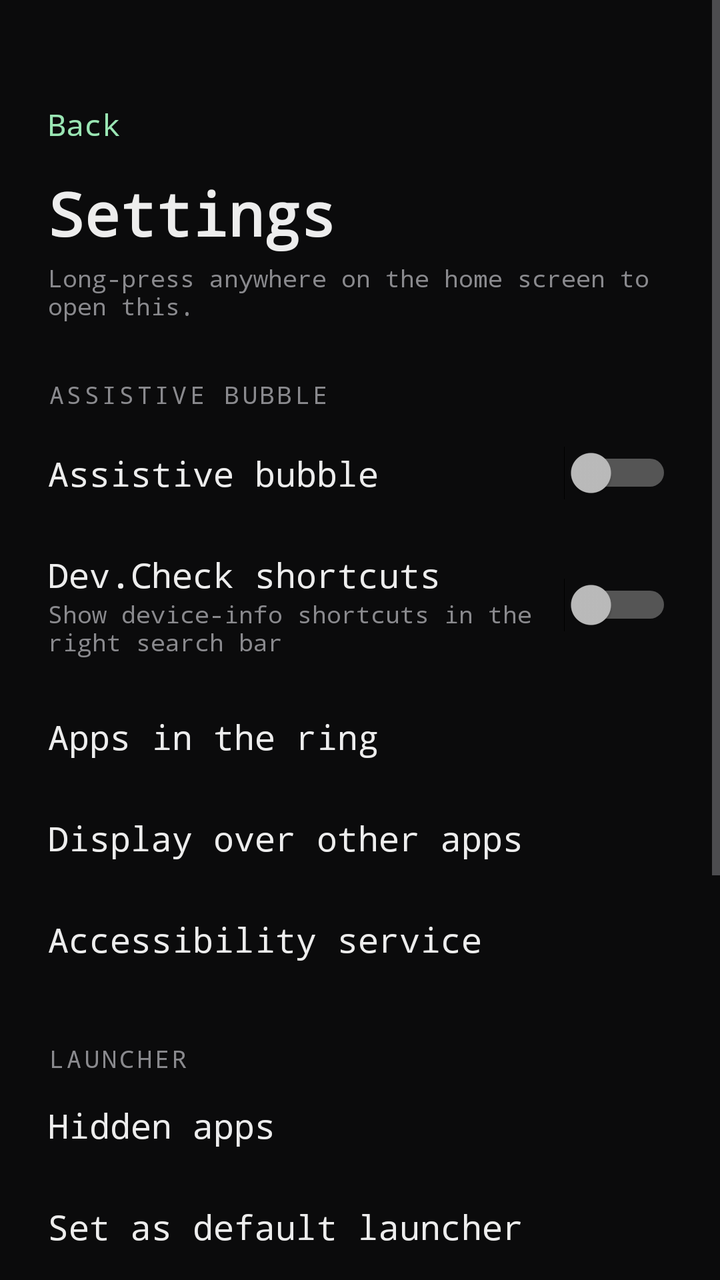
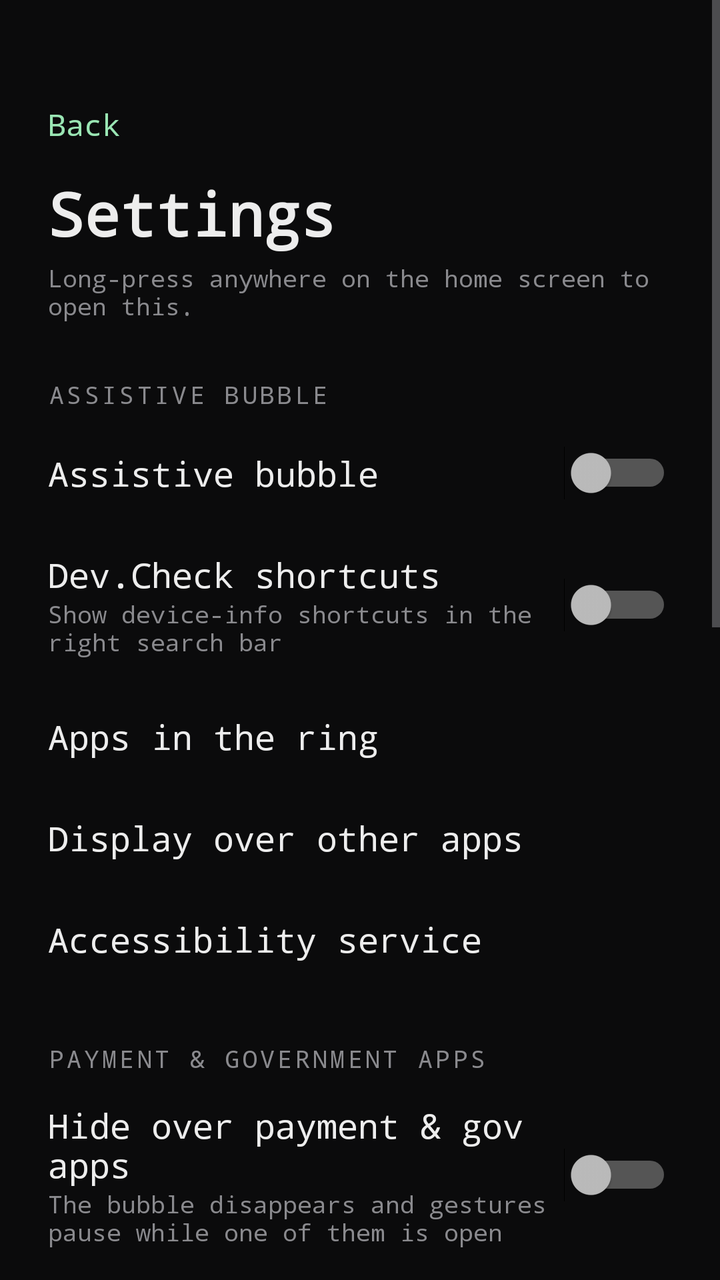

Two renders of the same Android screen: before a commit and after it. Below are the layout's source before the change and the commit's diff.
<!-- AndroidManifest.xml: activity theme Theme.LowDistraction -->
<!-- res/layout/activity_settings.xml -->
<?xml version="1.0" encoding="utf-8"?>
<ScrollView xmlns:android="http://schemas.android.com/apk/res/android"
    android:layout_width="match_parent"
    android:layout_height="match_parent"
    android:background="@color/background"
    android:fillViewport="true">

    <LinearLayout
        android:layout_width="match_parent"
        android:layout_height="wrap_content"
        android:orientation="vertical"
        android:paddingStart="24dp"
        android:paddingTop="44dp"
        android:paddingEnd="24dp"
        android:paddingBottom="40dp">

        <TextView
            android:id="@+id/back"
            android:layout_width="wrap_content"
            android:layout_height="wrap_content"
            android:paddingTop="8dp"
            android:paddingBottom="8dp"
            android:text="@string/settings_back"
            android:textColor="@color/accent"
            android:textSize="15sp"
            android:fontFamily="monospace" />

        <TextView
            android:layout_width="wrap_content"
            android:layout_height="wrap_content"
            android:layout_marginTop="6dp"
            android:text="@string/settings_title"
            android:textColor="@color/textPrimary"
            android:textSize="30sp"
            android:textStyle="bold"
            android:fontFamily="monospace" />

        <TextView
            android:layout_width="match_parent"
            android:layout_height="wrap_content"
            android:layout_marginTop="4dp"
            android:text="@string/settings_hint_long_press"
            android:textColor="@color/textSecondary"
            android:textSize="12sp"
            android:fontFamily="monospace" />

        
        <TextView
            android:layout_width="wrap_content"
            android:layout_height="wrap_content"
            android:layout_marginTop="28dp"
            android:text="@string/settings_section_bubble"
            android:textColor="@color/textSecondary"
            android:textSize="12sp"
            android:letterSpacing="0.12"
            android:fontFamily="monospace" />

        <LinearLayout
            android:layout_width="match_parent"
            android:layout_height="wrap_content"
            android:layout_marginTop="6dp"
            android:gravity="center_vertical"
            android:orientation="horizontal">

            <TextView
                android:layout_width="0dp"
                android:layout_height="wrap_content"
                android:layout_weight="1"
                android:paddingTop="14dp"
                android:paddingBottom="14dp"
                android:text="@string/bubble_settings"
                android:textColor="@color/textPrimary"
                android:textSize="17sp"
                android:fontFamily="monospace" />

            <Switch
                android:id="@+id/bubble_switch"
                android:layout_width="wrap_content"
                android:layout_height="wrap_content" />
        </LinearLayout>

        <LinearLayout
            android:layout_width="match_parent"
            android:layout_height="wrap_content"
            android:gravity="center_vertical"
            android:orientation="horizontal">

            <LinearLayout
                android:layout_width="0dp"
                android:layout_height="wrap_content"
                android:layout_weight="1"
                android:orientation="vertical"
                android:paddingTop="14dp"
                android:paddingBottom="14dp">

                <TextView
                    android:layout_width="match_parent"
                    android:layout_height="wrap_content"
                    android:text="@string/settings_row_devcheck"
                    android:textColor="@color/textPrimary"
                    android:textSize="17sp"
                    android:fontFamily="monospace" />

                <TextView
                    android:layout_width="match_parent"
                    android:layout_height="wrap_content"
                    android:text="@string/settings_devcheck_desc"
                    android:textColor="@color/textSecondary"
                    android:textSize="12sp"
                    android:fontFamily="monospace" />
            </LinearLayout>

            <Switch
                android:id="@+id/devcheck_switch"
                android:layout_width="wrap_content"
                android:layout_height="wrap_content" />
        </LinearLayout>

        <TextView
            android:id="@+id/row_pick_apps"
            android:layout_width="match_parent"
            android:layout_height="wrap_content"
            android:background="?android:attr/selectableItemBackground"
            android:paddingTop="14dp"
            android:paddingBottom="14dp"
            android:text="@string/settings_row_pick_apps"
            android:textColor="@color/textPrimary"
            android:textSize="17sp"
            android:fontFamily="monospace" />

        <TextView
            android:id="@+id/row_overlay"
            android:layout_width="match_parent"
            android:layout_height="wrap_content"
            android:background="?android:attr/selectableItemBackground"
            android:paddingTop="14dp"
            android:paddingBottom="14dp"
            android:text="@string/settings_row_overlay"
            android:textColor="@color/textPrimary"
            android:textSize="17sp"
            android:fontFamily="monospace" />

        <TextView
            android:id="@+id/row_accessibility"
            android:layout_width="match_parent"
            android:layout_height="wrap_content"
            android:background="?android:attr/selectableItemBackground"
            android:paddingTop="14dp"
            android:paddingBottom="14dp"
            android:text="@string/settings_row_accessibility"
            android:textColor="@color/textPrimary"
            android:textSize="17sp"
            android:fontFamily="monospace" />

        
        <TextView
            android:layout_width="wrap_content"
            android:layout_height="wrap_content"
            android:layout_marginTop="26dp"
            android:text="@string/settings_section_launcher"
            android:textColor="@color/textSecondary"
            android:textSize="12sp"
            android:letterSpacing="0.12"
            android:fontFamily="monospace" />

        <TextView
            android:id="@+id/row_hidden"
            android:layout_width="match_parent"
            android:layout_height="wrap_content"
            android:background="?android:attr/selectableItemBackground"
            android:paddingTop="14dp"
            android:paddingBottom="14dp"
            android:text="@string/settings_row_hidden"
            android:textColor="@color/textPrimary"
            android:textSize="17sp"
            android:fontFamily="monospace" />

        <TextView
            android:id="@+id/row_default"
            android:layout_width="match_parent"
            android:layout_height="wrap_content"
            android:background="?android:attr/selectableItemBackground"
            android:paddingTop="14dp"
            android:paddingBottom="14dp"
            android:text="@string/settings_row_default"
            android:textColor="@color/textPrimary"
            android:textSize="17sp"
            android:fontFamily="monospace" />

        
        <TextView
            android:layout_width="wrap_content"
            android:layout_height="wrap_content"
            android:layout_marginTop="26dp"
            android:text="@string/settings_section_about"
            android:textColor="@color/textSecondary"
            android:textSize="12sp"
            android:letterSpacing="0.12"
            android:fontFamily="monospace" />

        <LinearLayout
            android:id="@+id/row_updates"
            android:layout_width="match_parent"
            android:layout_height="wrap_content"
            android:background="?android:attr/selectableItemBackground"
            android:orientation="vertical"
            android:paddingTop="14dp"
            android:paddingBottom="14dp">

            <TextView
                android:layout_width="match_parent"
                android:layout_height="wrap_content"
                android:text="@string/settings_row_updates"
                android:textColor="@color/textPrimary"
                android:textSize="17sp"
                android:fontFamily="monospace" />

            <TextView
                android:id="@+id/updatesDesc"
                android:layout_width="match_parent"
                android:layout_height="wrap_content"
                android:textColor="@color/textSecondary"
                android:textSize="12sp"
                android:fontFamily="monospace" />
        </LinearLayout>

        <LinearLayout
            android:id="@+id/row_contact"
            android:layout_width="match_parent"
            android:layout_height="wrap_content"
            android:background="?android:attr/selectableItemBackground"
            android:gravity="center_vertical"
            android:orientation="horizontal"
            android:paddingTop="14dp"
            android:paddingBottom="14dp">

            <TextView
                android:layout_width="0dp"
                android:layout_height="wrap_content"
                android:layout_weight="1"
                android:text="@string/settings_row_contact"
                android:textColor="@color/textPrimary"
                android:textSize="17sp"
                android:fontFamily="monospace" />

            <TextView
                android:layout_width="wrap_content"
                android:layout_height="wrap_content"
                android:text="@string/contact_instagram"
                android:textColor="@color/accent"
                android:textSize="15sp"
                android:fontFamily="monospace" />
        </LinearLayout>

        <TextView
            android:layout_width="match_parent"
            android:layout_height="wrap_content"
            android:layout_marginTop="10dp"
            android:text="@string/settings_no_trackers"
            android:textColor="@color/textSecondary"
            android:textSize="12sp"
            android:lineSpacingExtra="3dp"
            android:fontFamily="monospace" />
    </LinearLayout>
</ScrollView>
<!-- resources referenced by this layout -->
<resources>
  <color name="accent">#9AE6B4</color>
  <color name="background">#0B0B0C</color>
  <color name="textPrimary">#EDEDED</color>
  <color name="textSecondary">#8A8A8E</color>
  <string name="bubble_settings">Assistive bubble</string>
  <string name="contact_instagram">@osintgram_io</string>
  <string name="settings_back">Back</string>
  <string name="settings_devcheck_desc">Show device-info shortcuts in the right search bar</string>
  <string name="settings_hint_long_press">Long-press anywhere on the home screen to open this.</string>
  <string name="settings_no_trackers">This app has no analytics and no trackers. The link above is just a plain web link you can tap — nothing is sent anywhere by the app itself.</string>
  <string name="settings_row_accessibility">Accessibility service</string>
  <string name="settings_row_contact">Ask for more features</string>
  <string name="settings_row_default">Set as default launcher</string>
  <string name="settings_row_devcheck">Dev.Check shortcuts</string>
  <string name="settings_row_hidden">Hidden apps</string>
  <string name="settings_row_overlay">Display over other apps</string>
  <string name="settings_row_pick_apps">Apps in the ring</string>
  <string name="settings_row_updates">Check for updates</string>
  <string name="settings_section_about">ABOUT</string>
  <string name="settings_section_bubble">ASSISTIVE BUBBLE</string>
  <string name="settings_section_launcher">LAUNCHER</string>
  <string name="settings_title">Settings</string>
  <style name="Theme.LowDistraction" parent="android:Theme.Material.NoActionBar">
          <item name="android:windowBackground">@color/background</item>
          <item name="android:colorBackground">@color/background</item>
          <item name="android:textColorPrimary">@color/textPrimary</item>
          <item name="android:textColorSecondary">@color/textSecondary</item>
          <item name="android:colorAccent">@color/accent</item>
          <item name="android:statusBarColor">@color/background</item>
          <item name="android:navigationBarColor">@color/background</item>
          <item name="android:windowLightStatusBar">false</item>
      </style>
</resources>

<!-- the commit's change to res/layout/activity_settings.xml (unified diff, before → after) -->
@@ -157,6 +157,103 @@
             android:layout_width="wrap_content"
             android:layout_height="wrap_content"
             android:layout_marginTop="26dp"
+            android:text="@string/settings_section_privacy"
+            android:textColor="@color/textSecondary"
+            android:textSize="12sp"
+            android:letterSpacing="0.12"
+            android:fontFamily="monospace" />
+
+        <LinearLayout
+            android:layout_width="match_parent"
+            android:layout_height="wrap_content"
+            android:gravity="center_vertical"
+            android:orientation="horizontal">
+
+            <LinearLayout
+                android:layout_width="0dp"
+                android:layout_height="wrap_content"
+                android:layout_weight="1"
+                android:orientation="vertical"
+                android:paddingTop="14dp"
+                android:paddingBottom="14dp">
+
+                <TextView
+                    android:layout_width="match_parent"
+                    android:layout_height="wrap_content"
+                    android:text="@string/settings_row_sensitive"
+                    android:textColor="@color/textPrimary"
+                    android:textSize="17sp"
+                    android:fontFamily="monospace" />
+
+                <TextView
+                    android:layout_width="match_parent"
+                    android:layout_height="wrap_content"
+                    android:text="@string/settings_sensitive_desc"
+                    android:textColor="@color/textSecondary"
+                    android:textSize="12sp"
+                    android:fontFamily="monospace" />
+            </LinearLayout>
+
+            <Switch
+                android:id="@+id/sensitive_switch"
+                android:layout_width="wrap_content"
+                android:layout_height="wrap_content" />
+        </LinearLayout>
+
+        <TextView
+            android:id="@+id/row_sensitive_manage"
+            android:layout_width="match_parent"
+            android:layout_height="wrap_content"
+            android:background="?android:attr/selectableItemBackground"
+            android:paddingTop="14dp"
+            android:paddingBottom="14dp"
+            android:text="@string/settings_row_sensitive_manage"
+            android:textColor="@color/textPrimary"
+            android:textSize="17sp"
+            android:fontFamily="monospace" />
+
+        <LinearLayout
+            android:layout_width="match_parent"
+            android:layout_height="wrap_content"
+            android:gravity="center_vertical"
+            android:orientation="horizontal">
+
+            <LinearLayout
+                android:layout_width="0dp"
+                android:layout_height="wrap_content"
+                android:layout_weight="1"
+                android:orientation="vertical"
+                android:paddingTop="14dp"
+                android:paddingBottom="14dp">
+
+                <TextView
+                    android:layout_width="match_parent"
+                    android:layout_height="wrap_content"
+                    android:text="@string/settings_row_strict"
+                    android:textColor="@color/textPrimary"
+                    android:textSize="17sp"
+                    android:fontFamily="monospace" />
+
+                <TextView
+                    android:layout_width="match_parent"
+                    android:layout_height="wrap_content"
+                    android:text="@string/settings_strict_desc"
+                    android:textColor="@color/textSecondary"
+                    android:textSize="12sp"
+                    android:fontFamily="monospace" />
+            </LinearLayout>
+
+            <Switch
+                android:id="@+id/strict_switch"
+                android:layout_width="wrap_content"
+                android:layout_height="wrap_content" />
+        </LinearLayout>
+
+        
+        <TextView
+            android:layout_width="wrap_content"
+            android:layout_height="wrap_content"
+            android:layout_marginTop="26dp"
             android:text="@string/settings_section_launcher"
             android:textColor="@color/textSecondary"
             android:textSize="12sp"
@@ -186,6 +283,32 @@
             android:textColor="@color/textPrimary"
             android:textSize="17sp"
             android:fontFamily="monospace" />
+
+        <LinearLayout
+            android:id="@+id/row_files"
+            android:layout_width="match_parent"
+            android:layout_height="wrap_content"
+            android:background="?android:attr/selectableItemBackground"
+            android:orientation="vertical"
+            android:paddingTop="14dp"
+            android:paddingBottom="14dp">
+
+            <TextView
+                android:layout_width="match_parent"
+                android:layout_height="wrap_content"
+                android:text="@string/settings_row_files"
+                android:textColor="@color/textPrimary"
+                android:textSize="17sp"
+                android:fontFamily="monospace" />
+
+            <TextView
+                android:id="@+id/filesDesc"
+                android:layout_width="match_parent"
+                android:layout_height="wrap_content"
+                android:textColor="@color/textSecondary"
+                android:textSize="12sp"
+                android:fontFamily="monospace" />
+        </LinearLayout>
 
         
         <TextView
<!-- resource entries referenced after the edit -->
@@ -14,13 +14,20 @@
   <string name="settings_row_contact">Ask for more features</string>
   <string name="settings_row_default">Set as default launcher</string>
   <string name="settings_row_devcheck">Dev.Check shortcuts</string>
+  <string name="settings_row_files">Search inside files</string>
   <string name="settings_row_hidden">Hidden apps</string>
   <string name="settings_row_overlay">Display over other apps</string>
   <string name="settings_row_pick_apps">Apps in the ring</string>
+  <string name="settings_row_sensitive">Hide over payment &amp; gov apps</string>
+  <string name="settings_row_sensitive_manage">Sensitive apps</string>
+  <string name="settings_row_strict">Also pause accessibility</string>
   <string name="settings_row_updates">Check for updates</string>
   <string name="settings_section_about">ABOUT</string>
   <string name="settings_section_bubble">ASSISTIVE BUBBLE</string>
   <string name="settings_section_launcher">LAUNCHER</string>
+  <string name="settings_section_privacy">PAYMENT &amp; GOVERNMENT APPS</string>
+  <string name="settings_sensitive_desc">The bubble disappears and gestures pause while one of them is open</string>
+  <string name="settings_strict_desc">Off by default. Android cannot switch accessibility back on by itself, so you will be asked to restore it.</string>
   <string name="settings_title">Settings</string>
   <style name="Theme.LowDistraction" parent="android:Theme.Material.NoActionBar">
           <item name="android:windowBackground">@color/background</item>
